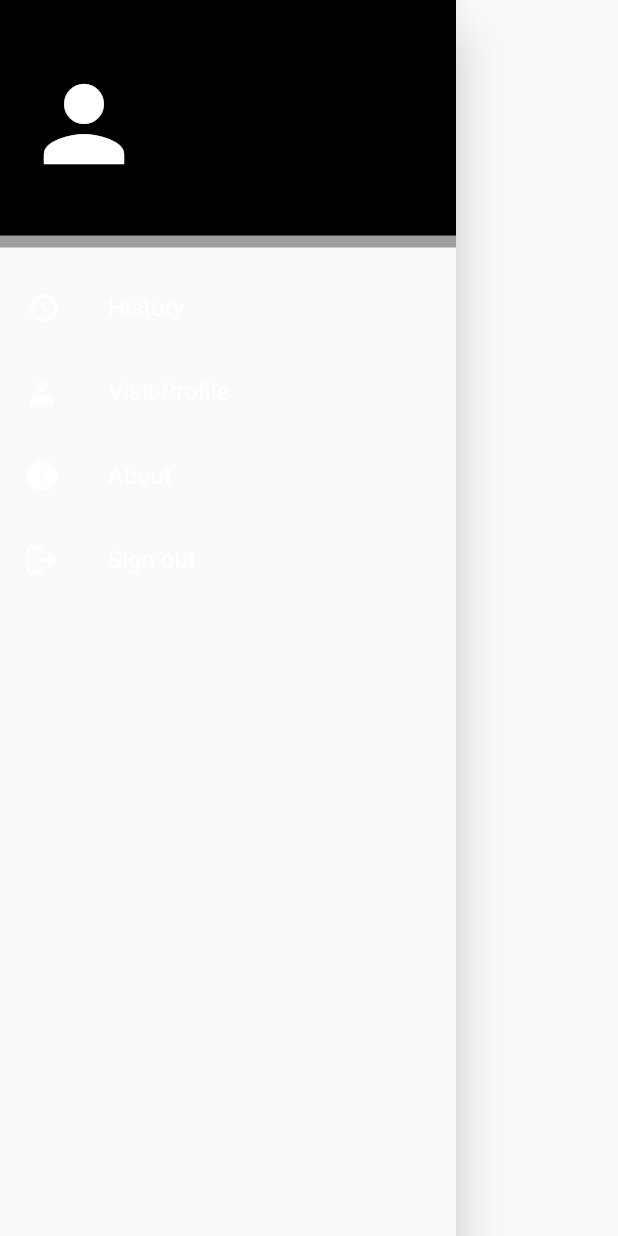
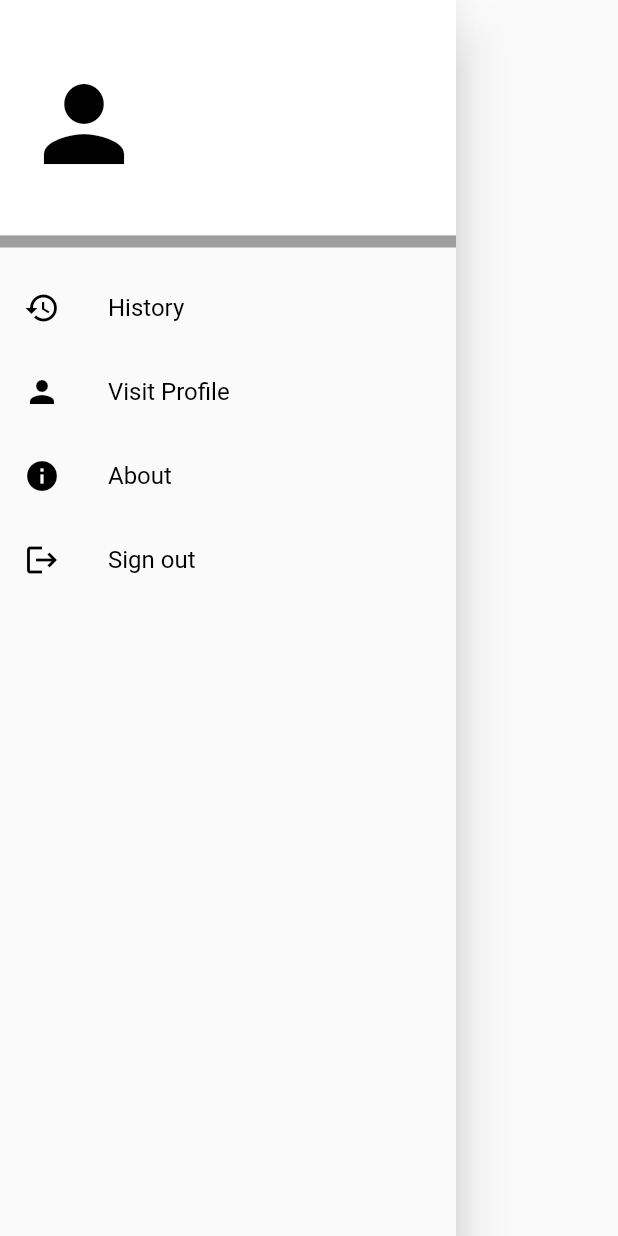
Before and after one commit to NishaMahara/userapp, a Flutter app: the MyDrawer widget shown alone on an empty page, opened directly, on a phone screen of 412 x 824 dp. Run offline on Flutter 3.47's test engine with Material 2 defaults, Android fonts, the phone set to English and light mode, and no system bars; our stand-ins replace firebase_auth, firebase_core, firebase_database, fluttertoast, geolocator, google_maps_flutter; missing offline and left inert: flutter_geofire; accounts and stored records are empty.

```diff
--- a/lib/widgets/my_drawer.dart
+++ b/lib/widgets/my_drawer.dart
@@ -23,13 +23,13 @@ class _MyDrawerState extends State<MyDrawer> {
             height: 165,
             color: Colors.grey,
             child: DrawerHeader(
-              decoration: const BoxDecoration(color: Colors.black),
+              decoration: const BoxDecoration(color: Colors.white),
               child: Row(
                 children: [
                   const Icon(
                     Icons.person,
                     size: 80,
-                    color: Colors.white,
+                    color: Colors.black,
                   ),
                   const SizedBox(width: 16,),
                   Column(
@@ -39,7 +39,7 @@ class _MyDrawerState extends State<MyDrawer> {
                         widget.name.toString(),
                         style: const TextStyle(
                           fontSize: 16,
-                          color: Colors.white,
+                          color: Colors.black,
                           fontWeight: FontWeight.bold,
                         ),
                       ),
@@ -49,7 +49,7 @@ class _MyDrawerState extends State<MyDrawer> {
                         widget.email.toString(),
                         style: const TextStyle(
                           fontSize: 12,
-                          color: Colors.white,
+                          color: Colors.black,
                         ),
                       ),
 
@@ -68,11 +68,11 @@ class _MyDrawerState extends State<MyDrawer> {
 
             },
             child: const ListTile(
-              leading: Icon(Icons.history, color: Colors.white,),
+              leading: Icon(Icons.history, color: Colors.black,),
               title: Text(
                 "History",
                 style: TextStyle(
-                    color: Colors.white
+                    color: Colors.black
                 ),
               ),
             ),
@@ -83,11 +83,11 @@ class _MyDrawerState extends State<MyDrawer> {
 
             },
             child: const ListTile(
-              leading: Icon(Icons.person, color: Colors.white,),
+              leading: Icon(Icons.person, color: Colors.black,),
               title: Text(
                 "Visit Profile",
                 style: TextStyle(
-                    color: Colors.white
+                    color: Colors.black
                 ),
               ),
             ),
@@ -98,11 +98,11 @@ class _MyDrawerState extends State<MyDrawer> {
 
             },
             child: const ListTile(
-              leading: Icon(Icons.info, color: Colors.white,),
+              leading: Icon(Icons.info, color: Colors.black,),
               title: Text(
                 "About",
                 style: TextStyle(
-                    color: Colors.white
+                    color: Colors.black
                 ),
               ),
             ),
@@ -115,11 +115,11 @@ class _MyDrawerState extends State<MyDrawer> {
 
             },
             child: const ListTile(
-              leading: Icon(Icons.logout, color: Colors.white,),
+              leading: Icon(Icons.logout, color: Colors.black,),
               title: Text(
                 "Sign out",
                 style: TextStyle(
-                    color: Colors.white
+                    color: Colors.black
                 ),
               ),
             ),
```
Also changed, not shown: lib/mainScreens/main_screen.dart (+102 -36 lines), lib/mainScreens/search_services_screen.dart (added, +36 -0 lines).
